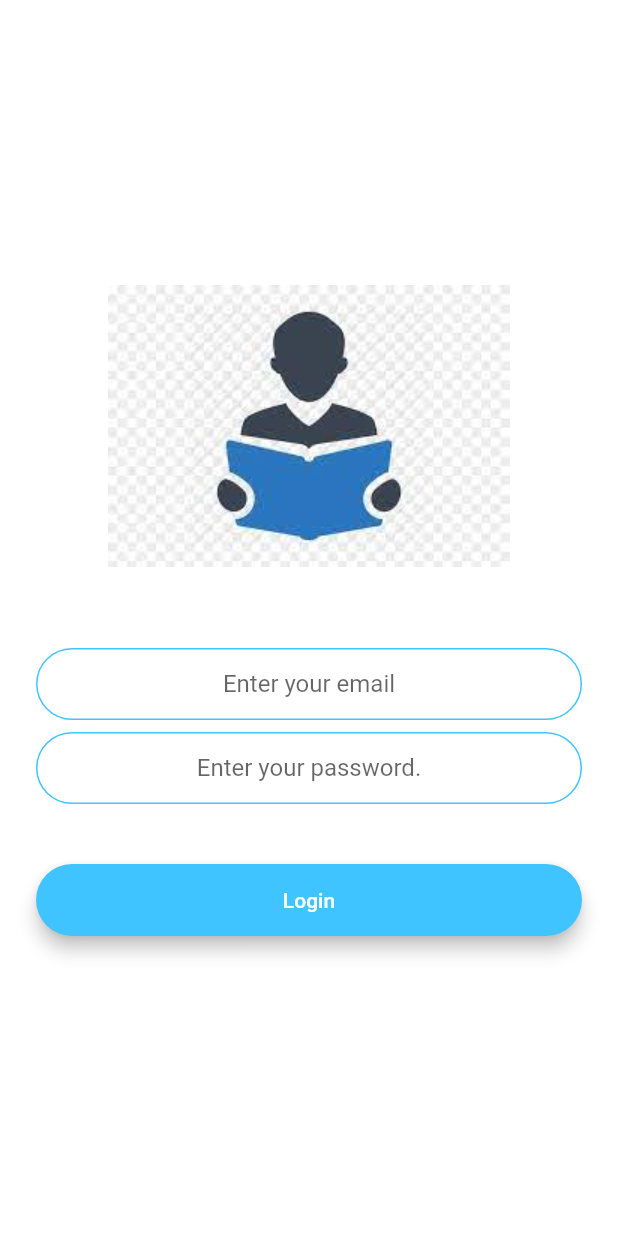
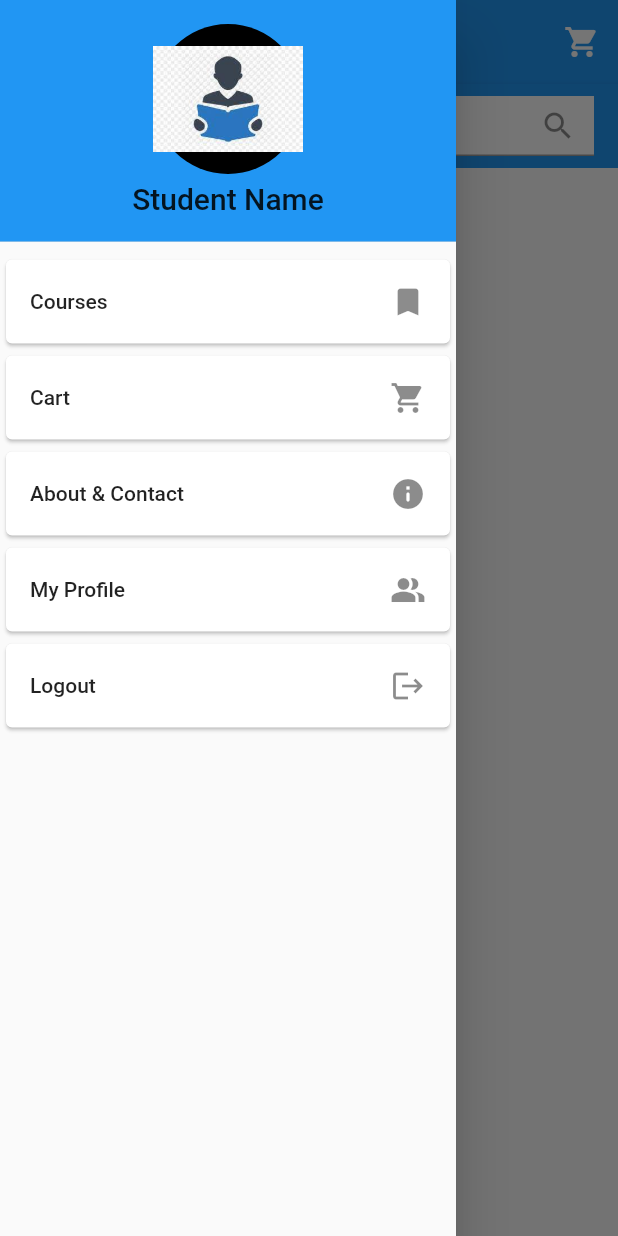
Before and after one commit to TSEC-Hackathon-2021/e-tutorial_flutter, a Flutter app: the screen it shows after launch, with the side drawer open (before the commit the screen has no drawer), on a phone screen of 412 x 824 dp. Run offline on Flutter 3.47's test engine with Material 2 defaults, Android fonts, the phone set to English and light mode, and no system bars.

Commit message:
Appbar and Sidebar Completed

```diff
--- /dev/null
+++ b/lib/components/drawer.dart
@@ -0,0 +1,84 @@
+import 'package:flutter/material.dart';
+
+class AppDrawer extends StatelessWidget {
+  @override
+  Widget build(BuildContext context) {
+    return Drawer(
+      child: ListView(
+        padding: EdgeInsets.zero,
+        children: <Widget>[
+          DrawerHeader(
+            decoration: BoxDecoration(
+              color: Colors.blue,
+            ),
+            child: Column(
+              children: <Widget>[
+                CircleAvatar(
+                  radius: 50.0,
+                  backgroundColor: Colors.black,
+                  child: Image(
+                    image: AssetImage('images/logo.jpg'),
+                  ),
+                ),
+                SizedBox(
+                  height: 5.0,
+                ),
+                Text(
+                  'Student Name',
+                  style: TextStyle(
+                    fontSize: 20.0,
+                  ),
+                ),
+              ],
+            ),
+          ),
+          Card(
+            child: ListTile(
+              title: Text('Courses'),
+              trailing: Icon(Icons.bookmark),
+              onTap: () {
+                Navigator.pop(context);
+              },
+            ),
+          ),
+          Card(
+            child: ListTile(
+              title: Text('Cart'),
+              trailing: Icon(Icons.shopping_cart),
+              onTap: () {
+                Navigator.pop(context);
+              },
+            ),
+          ),
+          Card(
+            child: ListTile(
+              title: Text('About & Contact'),
+              trailing: Icon(Icons.info_rounded),
+              onTap: () {
+                Navigator.pop(context);
+              },
+            ),
+          ),
+          Card(
+            child: ListTile(
+              title: Text('My Profile'),
+              trailing: Icon(Icons.people_alt),
+              onTap: () {
+                Navigator.pop(context);
+              },
+            ),
+          ),
+          Card(
+            child: ListTile(
+              title: Text('Logout'),
+              trailing: Icon(Icons.logout),
+              onTap: () {
+                Navigator.pop(context);
+              },
+            ),
+          ),
+        ],
+      ),
+    );
+  }
+}
--- /dev/null
+++ b/lib/components/navbar.dart
@@ -0,0 +1,45 @@
+import 'package:flutter/material.dart';
+
+class Navbar extends StatelessWidget {
+  @override
+  Widget build(BuildContext context) {
+    return CustomScrollView(
+      shrinkWrap: true,
+      slivers: <Widget>[
+        SliverAppBar(
+          floating: true,
+          pinned: true,
+          snap: false,
+          centerTitle: true,
+          title: Text('E-Tutorial'),
+          actions: [
+            IconButton(
+              icon: Icon(Icons.shopping_cart),
+              onPressed: () {},
+            ),
+          ],
+          bottom: AppBar(
+            automaticallyImplyLeading: false,
+            title: Container(
+              width: double.infinity,
+              height: 40,
+              color: Colors.white,
+              child: Center(
+                child: TextField(
+                  textAlign: TextAlign.center,
+                  decoration: InputDecoration(
+                    hintText: 'Search your Course',
+                    suffixIcon: IconButton(
+                      icon: Icon(Icons.search),
+                      onPressed: (){},
+                    ),
+                  ),
+                ),
+              ),
+            ),
+          ),
+        ),
+      ],
+    );
+  }
+}
--- /dev/null
+++ b/lib/home.dart
@@ -0,0 +1,27 @@
+import 'package:flutter/material.dart';
+import 'components/drawer.dart';
+import 'components/navbar.dart';
+
+class HomeScreen extends StatefulWidget {
+  @override
+  _HomeScreenState createState() => _HomeScreenState();
+}
+
+class _HomeScreenState extends State<HomeScreen> {
+  @override
+  Widget build(BuildContext context) {
+    return Scaffold(
+      body: Column(
+        children: <Widget>[
+          Navbar(),
+          SizedBox(
+            width: double.infinity,
+            height: 10.0,
+          ),
+          //Body Remaining
+        ],
+      ),
+      drawer: AppDrawer(),
+    );
+  }
+}
--- a/lib/main.dart
+++ b/lib/main.dart
@@ -1,6 +1,7 @@
 import 'package:flutter/material.dart';
 import 'signin.dart';
 import 'signup.dart';
+import 'package:tutorial_app/home.dart';
 void main() {
   runApp(MyApp());
 }
@@ -10,7 +11,7 @@ class MyApp extends StatelessWidget {
   @override
   Widget build(BuildContext context) {
     return MaterialApp(
-      home: LoginScreen(),
+      home: HomeScreen(),
     );
   }
 }
```
